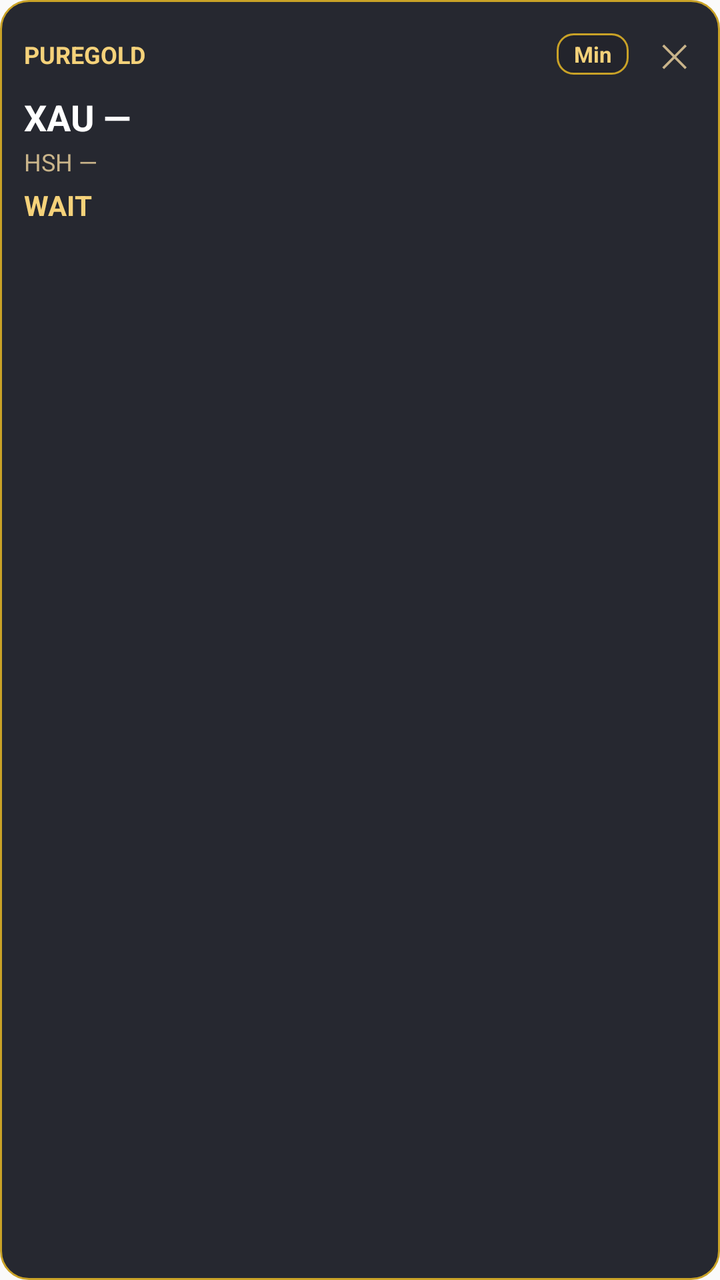
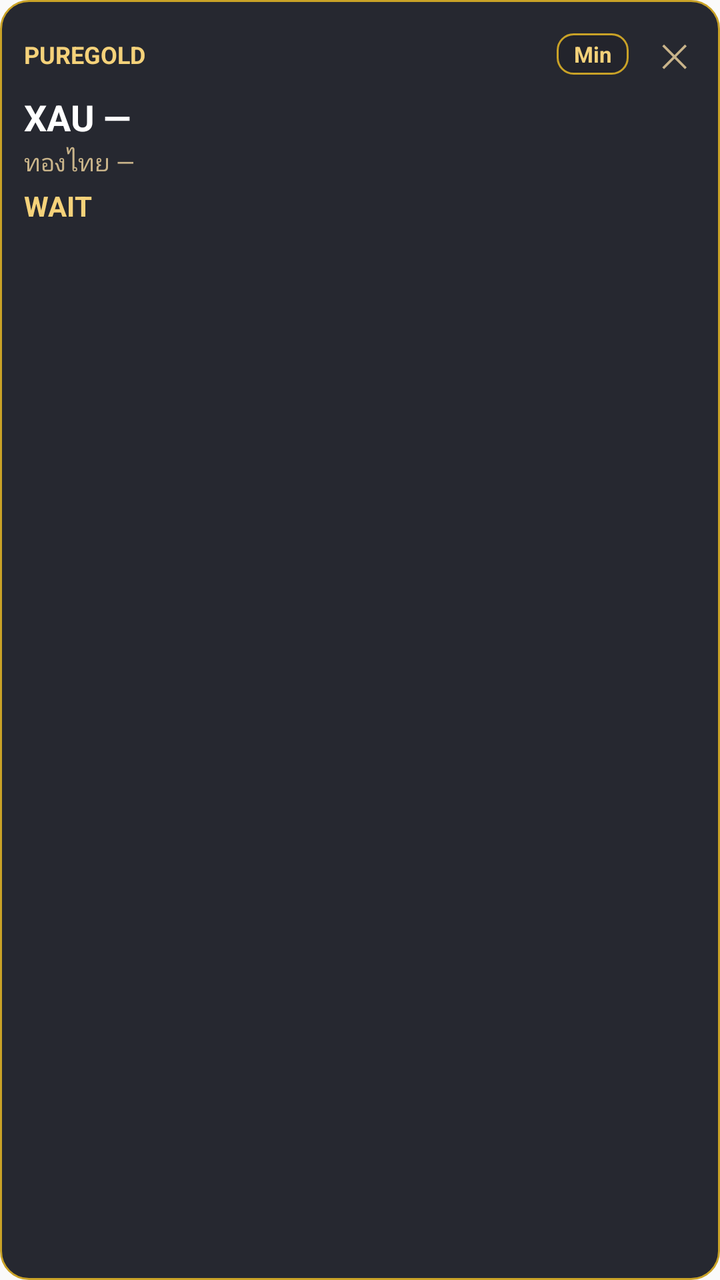

Compare the two renders of this Android layout. The source of the first and the diff that turns it into the second are given below.
<!-- AndroidManifest.xml: application theme AppTheme -->
<!-- res/layout/overlay_float.xml -->
<?xml version="1.0" encoding="utf-8"?>
<LinearLayout xmlns:android="http://schemas.android.com/apk/res/android"
    android:id="@+id/ov_root"
    android:layout_width="200dp"
    android:layout_height="wrap_content"
    android:minWidth="188dp"
    android:orientation="vertical"
    android:padding="12dp"
    android:background="@drawable/widget_bg"
    android:elevation="10dp">

    <LinearLayout
        android:layout_width="match_parent"
        android:layout_height="wrap_content"
        android:orientation="horizontal"
        android:gravity="center_vertical">
        <TextView
            android:id="@+id/ov_title"
            android:layout_width="0dp"
            android:layout_height="wrap_content"
            android:layout_weight="1"
            android:text="PUREGOLD"
            android:textColor="#F5D27A"
            android:textStyle="bold"
            android:textSize="12sp"
            android:maxLines="1"/>
        <TextView
            android:id="@+id/ov_min"
            android:layout_width="wrap_content"
            android:layout_height="wrap_content"
            android:gravity="center"
            android:minWidth="36dp"
            android:text="Min"
            android:textColor="#F5D27A"
            android:textStyle="bold"
            android:textSize="11sp"
            android:paddingLeft="8dp"
            android:paddingRight="8dp"
            android:paddingTop="3dp"
            android:paddingBottom="3dp"
            android:layout_marginRight="6dp"
            android:background="@drawable/overlay_chip"
            android:contentDescription="@string/overlay_minimize"
            android:clickable="true"
            android:focusable="true"/>
        <TextView
            android:id="@+id/ov_close"
            android:contentDescription="@string/overlay_close"
            android:layout_width="wrap_content"
            android:layout_height="wrap_content"
            android:text="✕"
            android:textColor="#C9B48A"
            android:textSize="16sp"
            android:paddingLeft="10dp"
            android:paddingTop="4dp"
            android:paddingRight="4dp"
            android:paddingBottom="4dp"
            android:clickable="true"
            android:focusable="true"/>
    </LinearLayout>

    <TextView
        android:id="@+id/ov_xau"
        android:layout_width="match_parent"
        android:layout_height="wrap_content"
        android:text="XAU —"
        android:textColor="#FFFFFF"
        android:textStyle="bold"
        android:textSize="18sp"
        android:layout_marginTop="4dp"
        android:maxLines="1"/>
    <TextView
        android:id="@+id/ov_thai"
        android:layout_width="match_parent"
        android:layout_height="wrap_content"
        android:text="HSH —"
        android:textColor="#C9B48A"
        android:textSize="12sp"
        android:layout_marginTop="2dp"
        android:maxLines="2"/>
    <TextView
        android:id="@+id/ov_signal"
        android:layout_width="match_parent"
        android:layout_height="wrap_content"
        android:text="WAIT"
        android:textColor="#F5D27A"
        android:textStyle="bold"
        android:textSize="14sp"
        android:layout_marginTop="4dp"
        android:maxLines="1"/>
    <TextView
        android:id="@+id/ov_plan"
        android:layout_width="match_parent"
        android:layout_height="wrap_content"
        android:text=""
        android:textColor="#A89F88"
        android:textSize="11sp"
        android:layout_marginTop="2dp"
        android:maxLines="2"/>
    <TextView
        android:id="@+id/ov_updated"
        android:layout_width="match_parent"
        android:layout_height="wrap_content"
        android:text=""
        android:textColor="#6E6858"
        android:textSize="10sp"
        android:layout_marginTop="4dp"
        android:maxLines="1"/>
</LinearLayout>
<!-- resources referenced by this layout -->
<resources>
  <!-- drawable overlay_chip (drawable) -->
  <?xml version="1.0" encoding="utf-8"?>
  <shape xmlns:android="http://schemas.android.com/apk/res/android" android:shape="rectangle">
      <solid android:color="#331A1520"/>
      <corners android:radius="8dp"/>
      <stroke android:width="1dp" android:color="#C9A227"/>
  </shape>
  <!-- drawable widget_bg (drawable) -->
  <?xml version="1.0" encoding="utf-8"?>
  <shape xmlns:android="http://schemas.android.com/apk/res/android" android:shape="rectangle">
      <solid android:color="#E610121B"/>
      <corners android:radius="14dp"/>
      <stroke android:width="1dp" android:color="#C9A227"/>
  </shape>
  <string name="overlay_close">Close</string>
  <string name="overlay_minimize">Minimize to bubble</string>
  <style name="AppTheme" parent="Theme.AppCompat.Light.DarkActionBar">
          
          <item name="colorPrimary">@color/colorPrimary</item>
          <item name="colorPrimaryDark">@color/colorPrimaryDark</item>
          <item name="colorAccent">@color/colorAccent</item>
      </style>
</resources>

<!-- the commit's change to res/layout/overlay_float.xml (unified diff, before → after) -->
@@ -73,7 +73,7 @@
         android:id="@+id/ov_thai"
         android:layout_width="match_parent"
         android:layout_height="wrap_content"
-        android:text="HSH —"
+        android:text="ทองไทย —"
         android:textColor="#C9B48A"
         android:textSize="12sp"
         android:layout_marginTop="2dp"
